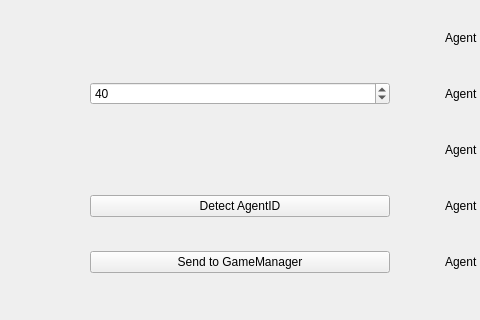
The window that Takao/takao.ui (tnct-spc/procon2019-comp) describes before a commit, drawn with Qt 5; both pictures show x 85 to 565 and y 222 to 542 of the 1006 by 542 pixel window.
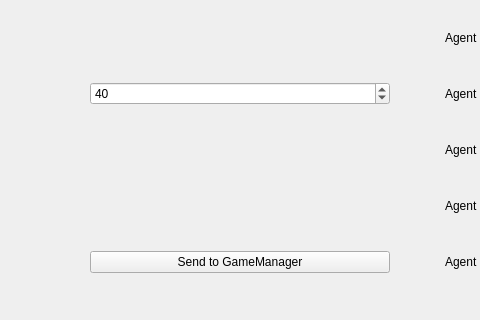
The same window after the commit.

Commit message: [del]detectagentID(merged)

What changed in the file:
```diff
--- a/Takao/takao.ui
+++ b/Takao/takao.ui
@@ -80,13 +80,6 @@
         </property>
        </spacer>
       </item>
-      <item row="7" column="1">
-       <widget class="QPushButton" name="DetectButton">
-        <property name="text">
-         <string>Detect AgentID</string>
-        </property>
-       </widget>
-      </item>
       <item row="4" column="4">
        <widget class="QLabel" name="label_3">
         <property name="text">
```
The commit also changes 2 other files.
